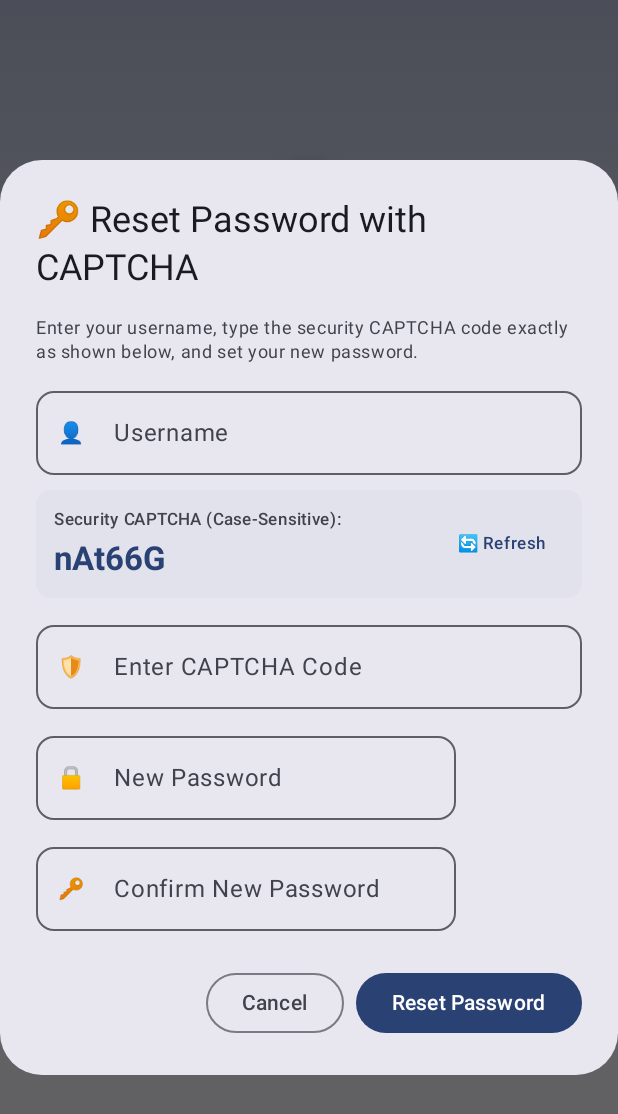
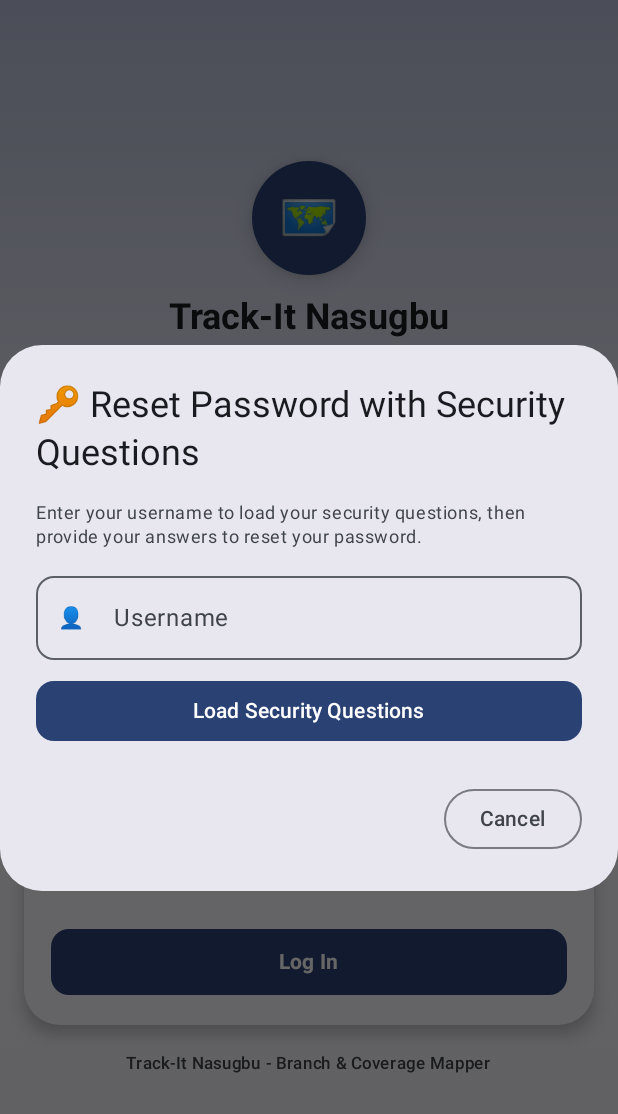
Before and after one commit to danyelaexe/Nasugbu-Track-It, an Android app built with Jetpack Compose: the screen it shows after launch (MainActivity), after a tap on "Forgot Password?", on a phone screen of 412 x 824 dp. Shown: the top 1114 px of the screen. Run offline under Robolectric (Android 15) with nearby library versions, the phone set to English and light mode, and no system bars.

Commit message:
Update Track-It Nasugbu: user-defined security questions for password recovery

```diff
--- a/app/src/main/java/com/example/retailbusinessandservicecoveragemapper/LoginScreen.kt
+++ b/app/src/main/java/com/example/retailbusinessandservicecoveragemapper/LoginScreen.kt
@@ -51,9 +51,9 @@ import androidx.compose.ui.unit.dp
 @Composable
 fun LoginScreen(
     onAdminLogin: (String, String) -> String?,
-    onRegisterUser: (String, String, String) -> String?,
-    onResetPassword: (String, String) -> String?,
-    onGetUserEmail: (String) -> String?
+    onRegisterUser: (String, String, String, String, String, String, String) -> String?,
+    onResetPasswordWithAnswers: (String, String, String, String) -> String?,
+    onGetSecurityQuestions: (String) -> Array<String>?
 ) {
     var username by rememberSaveable { mutableStateOf("") }
     var password by rememberSaveable { mutableStateOf("") }
@@ -68,6 +68,10 @@ fun LoginScreen(
     var regUsername by rememberSaveable { mutableStateOf("") }
     var regPassword by rememberSaveable { mutableStateOf("") }
     var regConfirmPassword by rememberSaveable { mutableStateOf("") }
+    var regQ1 by rememberSaveable { mutableStateOf("What is your favorite food?") }
+    var regAns1 by rememberSaveable { mutableStateOf("") }
+    var regQ2 by rememberSaveable { mutableStateOf("What city were you born in?") }
+    var regAns2 by rememberSaveable { mutableStateOf("") }
     var regErrorMessage by rememberSaveable { mutableStateOf<String?>(null) }
     var regSuccessMessage by rememberSaveable { mutableStateOf<String?>(null) }
     var isLoading by rememberSaveable { mutableStateOf(false) }
@@ -307,7 +311,7 @@ fun LoginScreen(
                                 fontWeight = FontWeight.Bold
                             )
                             Text(
-                                "Register your account to access branch management.",
+                                "Register your account and set security questions for password recovery.",
                                 style = MaterialTheme.typography.bodySmall,
                                 color = MaterialTheme.colorScheme.onSurfaceVariant
                             )
@@ -376,6 +380,52 @@ fun LoginScreen(
                                 shape = RoundedCornerShape(12.dp)
                             )
 
+                            Spacer(Modifier.height(12.dp))
+                            Text("🔒 Security Questions (For Password Recovery)", style = MaterialTheme.typography.labelMedium, fontWeight = FontWeight.Bold, color = MaterialTheme.colorScheme.primary)
+                            Spacer(Modifier.height(4.dp))
+
+                            OutlinedTextField(
+                                value = regQ1,
+                                onValueChange = { regQ1 = it },
+                                label = { Text("Security Question 1") },
+                                singleLine = true,
+                                modifier = Modifier.fillMaxWidth(),
+                                shape = RoundedCornerShape(12.dp)
+                            )
+
+                            Spacer(Modifier.height(6.dp))
+
+                            OutlinedTextField(
+                                value = regAns1,
+                                onValueChange = { regAns1 = it },
+                                label = { Text("Your Answer 1") },
+                                singleLine = true,
+                                modifier = Modifier.fillMaxWidth(),
+                                shape = RoundedCornerShape(12.dp)
+                            )
+
+                            Spacer(Modifier.height(8.dp))
+
+                            OutlinedTextField(
+                                value = regQ2,
+                                onValueChange = { regQ2 = it },
+                                label = { Text("Security Question 2") },
+                                singleLine = true,
+                                modifier = Modifier.fillMaxWidth(),
+                                shape = RoundedCornerShape(12.dp)
+                            )
+
+                            Spacer(Modifier.height(6.dp))
+
+                            OutlinedTextField(
+                                value = regAns2,
+                                onValueChange = { regAns2 = it },
+                                label = { Text("Your Answer 2") },
+                                singleLine = true,
+                                modifier = Modifier.fillMaxWidth(),
+                                shape = RoundedCornerShape(12.dp)
+                            )
+
                             regErrorMessage?.let {
                                 Spacer(Modifier.height(8.dp))
                                 Surface(
@@ -402,9 +452,11 @@ fun LoginScreen(
                                         regUsername.isBlank() -> regErrorMessage = "Please choose a Username."
                                         regPassword.isBlank() -> regErrorMessage = "Please enter a Password."
                                         regPassword != regConfirmPassword -> regErrorMessage = "Passwords do not match."
+                                        regAns1.isBlank() -> regErrorMessage = "Please provide an answer for Security Question 1."
+                                        regAns2.isBlank() -> regErrorMessage = "Please provide an answer for Security Question 2."
                                         else -> {
                                             isLoading = true
-                                            val err = onRegisterUser(regName.trim(), regUsername.trim(), regPassword)
+                                            val err = onRegisterUser(regName.trim(), regUsername.trim(), regPassword, regQ1.trim(), regAns1.trim(), regQ2.trim(), regAns2.trim())
                                             isLoading = false
                                             if (err == null) {
                                                 regSuccessMessage = "Account created for '$regName'! You can now log in."
@@ -451,8 +503,8 @@ fun LoginScreen(
     if (isForgotPasswordDialogOpen) {
         ForgotPasswordDialog(
             onDismiss = { isForgotPasswordDialogOpen = false },
-            onGetUserEmail = onGetUserEmail,
-            onResetPassword = onResetPassword
+            onGetSecurityQuestions = onGetSecurityQuestions,
+            onResetPasswordWithAnswers = onResetPasswordWithAnswers
         )
     }
 }
@@ -460,15 +512,13 @@ fun LoginScreen(
 @Composable
 private fun ForgotPasswordDialog(
     onDismiss: () -> Unit,
-    onGetUserEmail: (String) -> String?,
-    onResetPassword: (String, String) -> String?
+    onGetSecurityQuestions: (String) -> Array<String>?,
+    onResetPasswordWithAnswers: (String, String, String, String) -> String?
 ) {
-    val captchaChars = "ABCDEFGHJKLMNPQRSTUVWXYZabcdefghijkmnpqrstuvwxyz23456789#$@%&*"
     var username by rememberSaveable { mutableStateOf("") }
-    var captchaInput by rememberSaveable { mutableStateOf("") }
-    var currentCaptcha by rememberSaveable {
-        mutableStateOf((1..6).map { captchaChars.random() }.joinToString(""))
-    }
+    var questionsLoaded by rememberSaveable { mutableStateOf<Array<String>?>(null) }
+    var ans1 by rememberSaveable { mutableStateOf("") }
+    var ans2 by rememberSaveable { mutableStateOf("") }
     var newPassword by rememberSaveable { mutableStateOf("") }
     var confirmNewPassword by rememberSaveable { mutableStateOf("") }
     var errorMessage by rememberSaveable { mutableStateOf<String?>(null) }
@@ -476,7 +526,7 @@ private fun ForgotPasswordDialog(
 
     AlertDialog(
         onDismissRequest = onDismiss,
-        title = { Text("🔑 Reset Password with CAPTCHA") },
+        title = { Text("🔑 Reset Password with Security Questions") },
         text = {
             Column(
                 modifier = Modifier
@@ -485,7 +535,7 @@ private fun ForgotPasswordDialog(
                 verticalArrangement = Arrangement.spacedBy(10.dp)
             ) {
                 Text(
-                    "Enter your username, type the security CAPTCHA code exactly as shown below, and set your new password.",
+                    "Enter your username to load your security questions, then provide your answers to reset your password.",
                     style = MaterialTheme.typography.bodySmall,
                     color = MaterialTheme.colorScheme.onSurfaceVariant
                 )
@@ -500,61 +550,75 @@ private fun ForgotPasswordDialog(
                     leadingIcon = { Text("👤") },
                     singleLine = true,
                     modifier = Modifier.fillMaxWidth(),
-                    shape = RoundedCornerShape(12.dp)
+                    shape = RoundedCornerShape(12.dp),
+                    enabled = questionsLoaded == null
                 )
 
+                if (questionsLoaded == null) {
+                    Button(
+                        onClick = {
+                            if (username.isBlank()) {
+                                errorMessage = "Please enter your username."
+                            } else {
+                                val qs = onGetSecurityQuestions(username.trim())
+                                if (qs == null) {
+                                    errorMessage = "Username not found in the database."
+                                } else {
+                                    questionsLoaded = qs
+                                    errorMessage = null
+                                }
+                            }
+                        },
+                        modifier = Modifier.fillMaxWidth(),
+                        shape = RoundedCornerShape(12.dp)
+                    ) {
+                        Text("Load Security Questions")
+                    }
+                } else {
                     Surface(
-                    modifier = Modifier.fillMaxWidth(),
                         shape = RoundedCornerShape(10.dp),
-                    color = MaterialTheme.colorScheme.surfaceVariant
+                        color = MaterialTheme.colorScheme.primaryContainer
                     ) {
-                    Row(
-                        modifier = Modifier
-                            .fillMaxWidth()
-                            .padding(12.dp),
-                        horizontalArrangement = Arrangement.SpaceBetween,
-                        verticalAlignment = Alignment.CenterVertically
-                    ) {
-                        Column {
-                            Text("Security CAPTCHA (Case-Sensitive):", style = MaterialTheme.typography.labelSmall, color = MaterialTheme.colorScheme.onSurfaceVariant)
-                            Spacer(Modifier.height(4.dp))
-                            Text(
-                                currentCaptcha,
-                                style = MaterialTheme.typography.titleLarge,
-                                fontWeight = FontWeight.Bold,
-                                color = MaterialTheme.colorScheme.primary
-                            )
-                        }
-                        TextButton(
-                            onClick = {
-                                currentCaptcha = (1..6).map { captchaChars.random() }.joinToString("")
-                                captchaInput = ""
-                            }
-                        ) {
-                            Text("🔄 Refresh", style = MaterialTheme.typography.labelSmall)
-                        }
+                        Column(Modifier.padding(10.dp), verticalArrangement = Arrangement.spacedBy(4.dp)) {
+                            Text("🛡️ Answer your security questions:", style = MaterialTheme.typography.labelMedium, fontWeight = FontWeight.Bold, color = MaterialTheme.colorScheme.onPrimaryContainer)
+                            Text("1. ${questionsLoaded!![0]}", style = MaterialTheme.typography.bodySmall, fontWeight = FontWeight.SemiBold)
                         }
                     }
 
                     OutlinedTextField(
-                    value = captchaInput,
-                    onValueChange = {
-                        captchaInput = it
-                        errorMessage = null
-                    },
-                    label = { Text("Enter CAPTCHA Code") },
-                    leadingIcon = { Text("🛡️") },
+                        value = ans1,
+                        onValueChange = { ans1 = it; errorMessage = null },
+                        label = { Text("Answer 1") },
                         singleLine = true,
                         modifier = Modifier.fillMaxWidth(),
                         shape = RoundedCornerShape(12.dp)
                     )
 
+                    Spacer(Modifier.height(4.dp))
+
+                    Surface(
+                        shape = RoundedCornerShape(10.dp),
+                        color = MaterialTheme.colorScheme.primaryContainer
+                    ) {
+                        Column(Modifier.padding(10.dp), verticalArrangement = Arrangement.spacedBy(4.dp)) {
+                            Text("2. ${questionsLoaded!![1]}", style = MaterialTheme.typography.bodySmall, fontWeight = FontWeight.SemiBold)
+                        }
+                    }
+
+                    OutlinedTextField(
+                        value = ans2,
+                        onValueChange = { ans2 = it; errorMessage = null },
+                        label = { Text("Answer 2") },
+                        singleLine = true,
+                        modifier = Modifier.fillMaxWidth(),
+                        shape = RoundedCornerShape(12.dp)
+                    )
+
+                    Spacer(Modifier.height(6.dp))
+
                     OutlinedTextField(
                         value = newPassword,
-                    onValueChange = {
-                        newPassword = it
-                        errorMessage = null
-                    },
+                        onValueChange = { newPassword = it; errorMessage = null },
                         label = { Text("New Password") },
                         leadingIcon = { Text("🔒") },
                         singleLine = true,
@@ -565,10 +629,7 @@ private fun ForgotPasswordDialog(
 
                     OutlinedTextField(
                         value = confirmNewPassword,
-                    onValueChange = {
-                        confirmNewPassword = it
-                        errorMessage = null
-                    },
+                        onValueChange = { confirmNewPassword = it; errorMessage = null },
                         label = { Text("Confirm New Password") },
                         leadingIcon = { Text("🔑") },
                         singleLine = true,
@@ -576,6 +637,7 @@ private fun ForgotPasswordDialog(
                         keyboardOptions = KeyboardOptions(keyboardType = KeyboardType.Password),
                         shape = RoundedCornerShape(12.dp)
                     )
+                }
 
                 errorMessage?.let {
                     Surface(
@@ -612,24 +674,16 @@ private fun ForgotPasswordDialog(
             }
         },
         confirmButton = {
-            if (successMessage == null) {
+            if (questionsLoaded != null && successMessage == null) {
                 Button(
                     onClick = {
                         when {
-                            username.isBlank() -> errorMessage = "Please enter your username."
-                            captchaInput.trim() != currentCaptcha -> {
-                                errorMessage = "Incorrect CAPTCHA code. Please try again."
-                                currentCaptcha = (1..6).map { captchaChars.random() }.joinToString("")
-                                captchaInput = ""
-                            }
+                            ans1.isBlank() -> errorMessage = "Please enter Answer 1."
+                            ans2.isBlank() -> errorMessage = "Please enter Answer 2."
                             newPassword.isBlank() -> errorMessage = "Please enter a new password."
                             newPassword != confirmNewPassword -> errorMessage = "Passwords do not match."
                             else -> {
-                                val email = onGetUserEmail(username.trim())
-                                if (email == null) {
-                                    errorMessage = "Username not found in the database."
-                                } else {
-                                    val err = onResetPassword(username.trim(), newPassword)
+                                val err = onResetPasswordWithAnswers(username.trim(), ans1.trim(), ans2.trim(), newPassword)
                                 if (err == null) {
                                     successMessage = "Password reset successfully! You can now log in."
                                     errorMessage = null
@@ -639,9 +693,8 @@ private fun ForgotPasswordDialog(
                             }
                         }
                     }
-                    }
                 ) {
-                    Text("Reset Password")
+                    Text("Save New Password")
                 }
             }
         },
--- a/app/src/main/java/com/example/retailbusinessandservicecoveragemapper/MainActivity.kt
+++ b/app/src/main/java/com/example/retailbusinessandservicecoveragemapper/MainActivity.kt
@@ -61,8 +61,8 @@ fun RetailBusinessAndServiceCoverageMapperApp() {
                         "Invalid username or password."
                     }
                 },
-                onRegisterUser = { name: String, username: String, password: String ->
-                    val newUser = User(name, username, password, "USER")
+                onRegisterUser = { name: String, username: String, password: String, q1: String, a1: String, q2: String, a2: String ->
+                    val newUser = User(name, username, password, "USER", q1, a1, q2, a2)
                     val success = dbHelper.registerUser(newUser)
                     if (success) {
                         null
@@ -70,12 +70,11 @@ fun RetailBusinessAndServiceCoverageMapperApp() {
                         "Username '$username' is already registered."
                     }
                 },
-                onResetPassword = { username: String, newPassword: String ->
-                    val success = dbHelper.resetPassword(username, newPassword)
-                    if (success) null else "Failed to update password."
+                onResetPasswordWithAnswers = { username: String, ans1: String, ans2: String, newPassword: String ->
+                    dbHelper.verifySecurityAnswersAndResetPassword(username, ans1, ans2, newPassword)
                 },
-                onGetUserEmail = { identifier: String ->
-                    dbHelper.getUserEmail(identifier)
+                onGetSecurityQuestions = { username: String ->
+                    dbHelper.getUserSecurityQuestions(username)
                 }
             )
         }
```
Also changed, not shown: 1 other file. Lines whose indentation alone changed are shown as unchanged.
